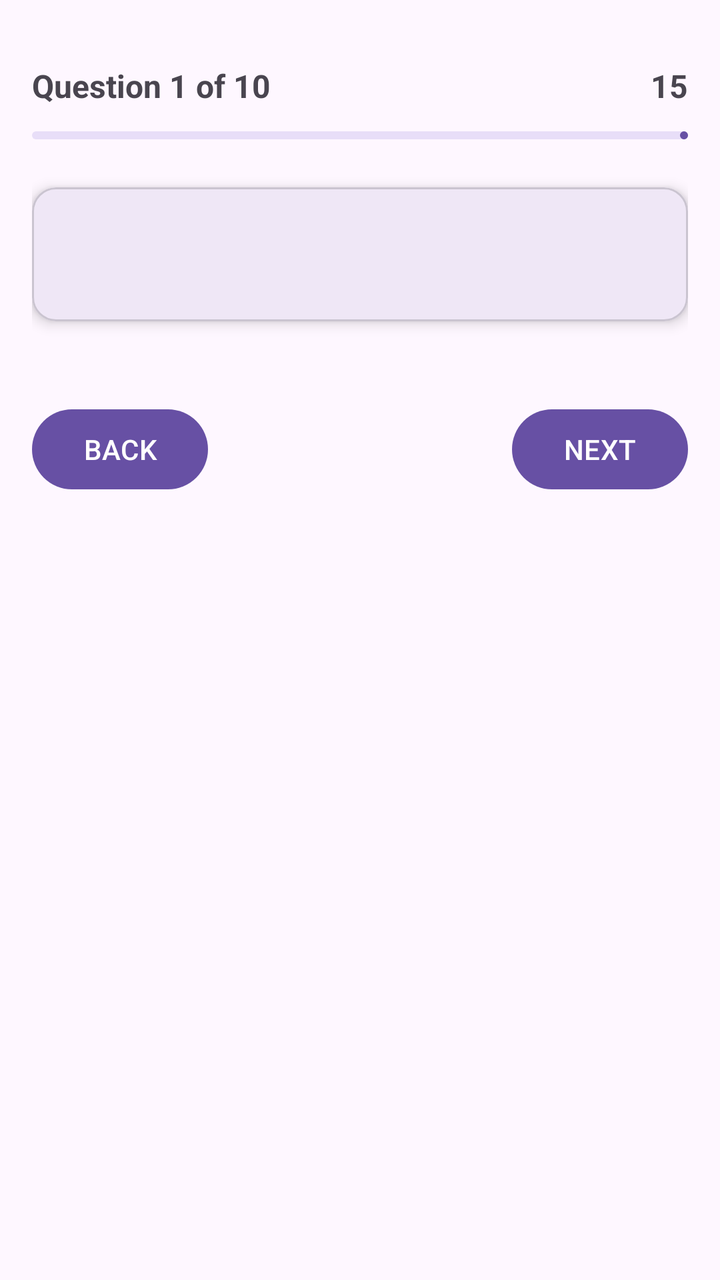
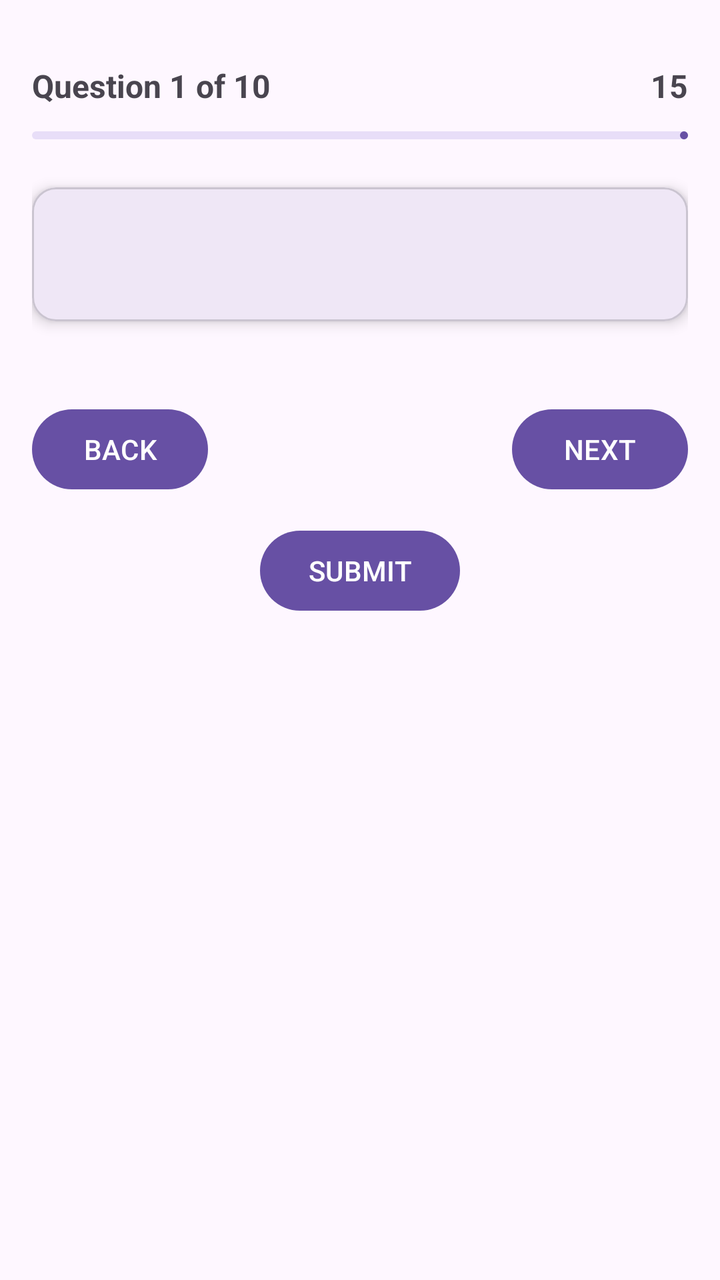

Two renders of the same Android screen: before a commit and after it. Below are the layout's source before the change and the commit's diff.
<!-- AndroidManifest.xml: application theme Theme.TriviaApp -->
<!-- res/layout/activity_quiz.xml -->
<?xml version="1.0" encoding="utf-8"?>
<androidx.constraintlayout.widget.ConstraintLayout
    xmlns:android="http://schemas.android.com/apk/res/android"
    xmlns:app="http://schemas.android.com/apk/res-auto"
    xmlns:tools="http://schemas.android.com/tools"
    android:layout_width="match_parent"
    android:layout_height="match_parent"
    android:padding="16dp">

    <TextView
        android:id="@+id/tvQuestionCounter"
        android:layout_width="wrap_content"
        android:layout_height="wrap_content"
        android:text="Question 1 of 10"
        android:textStyle="bold"
        android:textSize="16sp"
        app:layout_constraintStart_toStartOf="parent"
        app:layout_constraintTop_toTopOf="parent"
        android:layout_marginTop="16dp"/>

    <TextView
        android:id="@+id/tvQuestionTimer"
        android:layout_width="wrap_content"
        android:layout_height="wrap_content"
        android:text="15"
        android:textStyle="bold"
        android:textSize="16sp"
        android:textAlignment="textEnd"
        app:layout_constraintEnd_toEndOf="parent"
        app:layout_constraintHorizontal_bias="1.0"
        app:layout_constraintStart_toEndOf="@+id/tvQuestionCounter"
        app:layout_constraintTop_toTopOf="parent"
        android:layout_marginTop="16dp"/>

    <com.google.android.material.progressindicator.LinearProgressIndicator
        android:id="@+id/progressQuiz"
        android:layout_width="0dp"
        android:layout_height="wrap_content"
        android:max="100"
        app:layout_constraintTop_toBottomOf="@id/tvQuestionCounter"
        app:layout_constraintStart_toStartOf="parent"
        app:layout_constraintEnd_toEndOf="parent"
        android:layout_marginTop="12dp"/>

    <com.google.android.material.card.MaterialCardView
        android:id="@+id/questionCard"
        android:layout_width="0dp"
        android:layout_height="wrap_content"
        android:layout_marginTop="24dp"
        app:cardCornerRadius="12dp"
        app:cardElevation="4dp"
        app:layout_constraintTop_toBottomOf="@id/progressQuiz"
        app:layout_constraintStart_toStartOf="parent"
        app:layout_constraintEnd_toEndOf="parent">

        <TextView
            android:id="@+id/tvQuestion"
            android:layout_width="match_parent"
            android:layout_height="wrap_content"
            android:padding="20dp"
            android:textSize="20sp"
            android:textStyle="bold"/>

    </com.google.android.material.card.MaterialCardView>

    <LinearLayout
        android:id="@+id/llContainer"
        android:layout_width="0dp"
        android:layout_height="wrap_content"
        android:layout_marginTop="16dp"
        android:orientation="vertical"
        app:layout_constraintTop_toBottomOf="@id/questionCard"
        app:layout_constraintStart_toStartOf="parent"
        app:layout_constraintEnd_toEndOf="parent"/>

    <Button
        android:id="@+id/btnNextQuestion"
        android:layout_width="wrap_content"
        android:layout_height="wrap_content"
        android:text="@string/next_question"
        app:layout_constraintTop_toBottomOf="@id/llContainer"
        app:layout_constraintEnd_toEndOf="parent"
        android:layout_marginTop="24dp"/>

    <Button
        android:id="@+id/backButton"
        android:layout_width="wrap_content"
        android:layout_height="wrap_content"
        android:layout_marginTop="24dp"
        android:text="@string/BackButton"
        app:layout_constraintEnd_toStartOf="@+id/btnNextQuestion"
        app:layout_constraintHorizontal_bias="0.0"
        app:layout_constraintStart_toStartOf="parent"
        app:layout_constraintTop_toBottomOf="@+id/llContainer" />

    <ProgressBar
        android:id="@+id/progressLoadingSubmit"
        android:layout_width="wrap_content"
        android:layout_height="wrap_content"
        android:visibility="gone"
        app:layout_constraintTop_toBottomOf="@id/btnNextQuestion"
        app:layout_constraintStart_toStartOf="parent"
        app:layout_constraintEnd_toEndOf="parent"/>



</androidx.constraintlayout.widget.ConstraintLayout>
<!-- resources referenced by this layout -->
<resources>
  <string name="BackButton">BACK</string>
  <string name="next_question">NEXT</string>
  <style name="Theme.TriviaApp" parent="Base.Theme.TriviaApp" />
  <style name="Base.Theme.TriviaApp" parent="Theme.Material3.DayNight.NoActionBar">
          
          
      </style>
</resources>

<!-- the commit's change to res/layout/activity_quiz.xml (unified diff, before → after) -->
@@ -102,6 +102,16 @@
         app:layout_constraintStart_toStartOf="parent"
         app:layout_constraintEnd_toEndOf="parent"/>
 
+    <Button
+        android:id="@+id/btnSubmit"
+        android:layout_width="wrap_content"
+        android:layout_height="wrap_content"
+        android:text="@string/submit_quiz"
+        app:layout_constraintBottom_toBottomOf="parent"
+        app:layout_constraintEnd_toEndOf="parent"
+        app:layout_constraintStart_toStartOf="parent"
+        app:layout_constraintTop_toBottomOf="@+id/llContainer"
+        app:layout_constraintVertical_bias="0.212" />
 
 
 </androidx.constraintlayout.widget.ConstraintLayout>
<!-- resource entries referenced after the edit -->
@@ -2,6 +2,7 @@
 <resources>
   <string name="BackButton">BACK</string>
   <string name="next_question">NEXT</string>
+  <string name="submit_quiz">SUBMIT</string>
   <style name="Theme.TriviaApp" parent="Base.Theme.TriviaApp" />
   <style name="Base.Theme.TriviaApp" parent="Theme.Material3.DayNight.NoActionBar">
           
